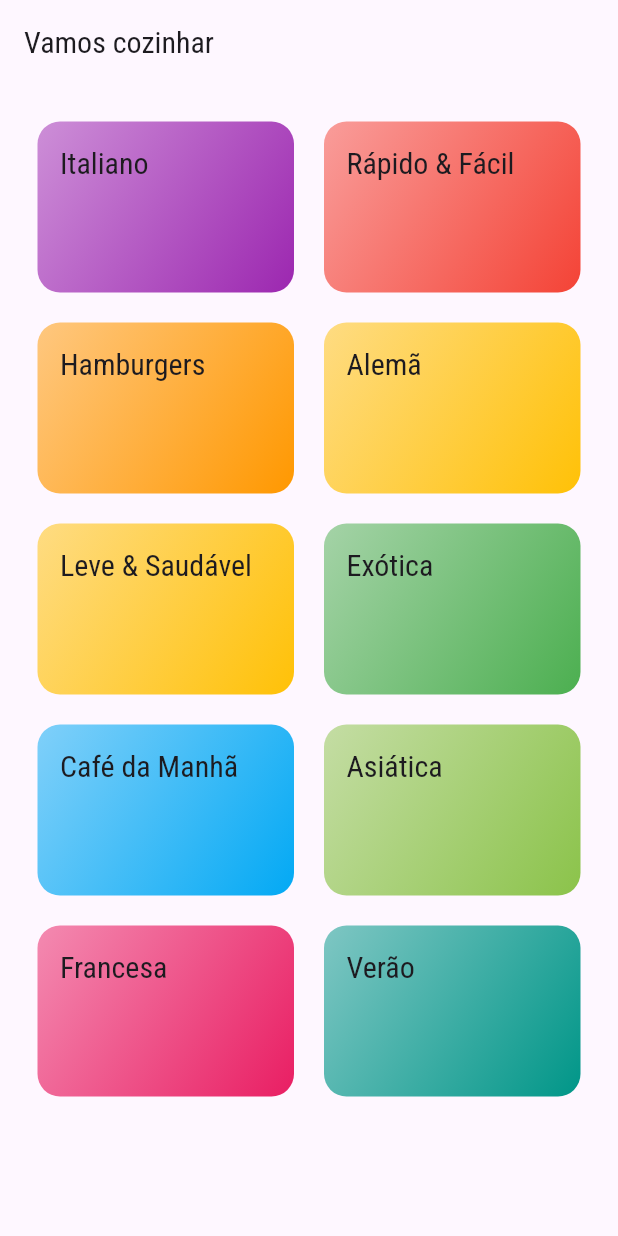
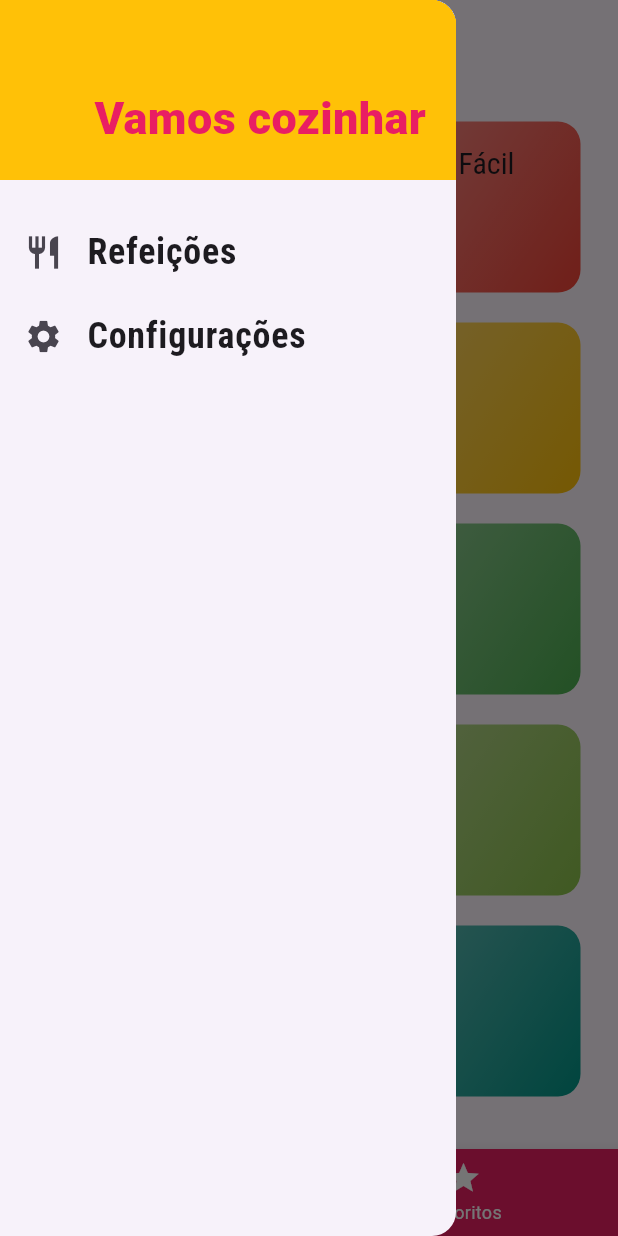
Before and after one commit to maiarakothe/meals, a Flutter app: the screen it shows after launch, with the side drawer open (before the commit the screen has no drawer), on a phone screen of 412 x 824 dp. Run offline on Flutter 3.47's test engine with Material 3 defaults, Android fonts, the phone set to English and light mode, and no system bars.

Commit message:
feat: menu

```diff
--- /dev/null
+++ b/lib/components/main_drawer.dart
@@ -0,0 +1,48 @@
+import 'package:flutter/material.dart';
+
+class MainDrawer extends StatelessWidget {
+  Widget _createItem(IconData icon, String label) {
+    return ListTile(
+      leading: Icon(
+        icon,
+        size: 26,
+      ),
+      title: Text(
+        label,
+        style: TextStyle(
+          fontFamily: 'RobotoCondensed',
+          fontSize: 24,
+          fontWeight: FontWeight.bold,
+        ),
+      ),
+    );
+  }
+
+  @override
+  Widget build(BuildContext context) {
+    return Drawer(
+      child: Column(
+        children: [
+          Container(
+            height: 120,
+            width: double.infinity,
+            padding: EdgeInsets.all(20),
+            color: Theme.of(context).hintColor,
+            alignment: Alignment.bottomRight,
+            child: Text(
+              'Vamos cozinhar',
+              style: TextStyle(
+                fontWeight: FontWeight.w900,
+                fontSize: 30,
+                color: Theme.of(context).primaryColor,
+              ),
+            ),
+          ),
+          SizedBox(height: 20),
+          _createItem(Icons.restaurant, 'Refeições'),
+          _createItem(Icons.settings, 'Configurações'),
+        ],
+      ),
+    );
+  }
+}
--- a/lib/main.dart
+++ b/lib/main.dart
@@ -2,6 +2,7 @@ import 'package:flutter/material.dart';
 import 'package:meals/screens/categories_meals_screen.dart';
 import 'package:meals/screens/categories_screen.dart';
 import 'package:meals/screens/meal_detail_screen.dart';
+import 'package:meals/screens/tabs_screen.dart';
 import 'package:meals/utils/app_routes.dart';
 
 
@@ -13,8 +14,8 @@ class MyApp extends StatelessWidget {
     return MaterialApp(
       title: 'DeliMeals',
       theme: ThemeData(
-        primarySwatch: Colors.pink,
-        primaryColor: Colors.amber,
+        primaryColor: Colors.pink,
+        hintColor: Colors.amber,
         fontFamily: 'Raleway',
         canvasColor: Color.fromRGBO(255, 254, 229, 1),
         textTheme: ThemeData.light().textTheme.copyWith(
@@ -25,7 +26,7 @@ class MyApp extends StatelessWidget {
         ),
       ),
       routes: {
-        AppRoutes.HOME : (ctx) => CategoriesScreen(),
+        AppRoutes.HOME : (ctx) => TabsScreen(),
         AppRoutes.CATEGORIES_MEALS : (ctx) => CategoriesMealsScreen(),
         AppRoutes.MEAL_DETAIL : (ctx) => MealDetailScreen(),
       },
--- a/lib/screens/categories_screen.dart
+++ b/lib/screens/categories_screen.dart
@@ -5,11 +5,7 @@ import 'package:meals/data/dummy_data.dart';
 class CategoriesScreen extends StatelessWidget {
   @override
   Widget build(BuildContext context) {
-    return Scaffold(
-      appBar: AppBar(
-        title: Text('Vamos cozinhar'),
-      ),
-      body: GridView(
+    return GridView(
         padding: const EdgeInsets.all(25),
         gridDelegate: SliverGridDelegateWithMaxCrossAxisExtent(
           maxCrossAxisExtent: 200,
@@ -20,7 +16,6 @@ class CategoriesScreen extends StatelessWidget {
         children: DUMMY_CATEGORIES.map((cat) {
           return CategoryItem(cat);
         }).toList(),
-      ),
     );
   }
 }
--- /dev/null
+++ b/lib/screens/favorite_sreen.dart
@@ -0,0 +1,12 @@
+import 'package:flutter/material.dart';
+
+class FavoriteSreen extends StatelessWidget {
+  const FavoriteSreen({super.key});
+
+  @override
+  Widget build(BuildContext context) {
+    return Center(
+
+    );
+  }
+}
--- /dev/null
+++ b/lib/screens/tabs_screen.dart
@@ -0,0 +1,50 @@
+import 'package:flutter/material.dart';
+import 'package:meals/components/main_drawer.dart';
+import 'package:meals/screens/categories_screen.dart';
+import 'package:meals/screens/favorite_sreen.dart';
+
+class TabsScreen extends StatefulWidget {
+  const TabsScreen({super.key});
+
+  @override
+  State<TabsScreen> createState() => _TabsScreenState();
+}
+
+class _TabsScreenState extends State<TabsScreen> {
+  int _selectedScreenIndex = 0;
+  final List<Map<String, Object>> _screens = [
+    {'title': 'Lista de Categorias', 'screen': CategoriesScreen()},
+    {'title': 'Meus Favoritos', 'screen': FavoriteSreen()},
+  ];
+
+  _selectScreen(int index) {
+    setState(() {
+      _selectedScreenIndex = index;
+    });
+  }
+
+  @override
+  Widget build(BuildContext context) {
+    return Scaffold(
+      appBar: AppBar(
+        title: Text(_screens[_selectedScreenIndex]['title'] as String),
+      ),
+      drawer: MainDrawer(),
+      body: _screens[_selectedScreenIndex]['screen'] as Widget,
+      bottomNavigationBar: BottomNavigationBar(
+        onTap: _selectScreen,
+        backgroundColor: Theme.of(context).primaryColor,
+        unselectedItemColor: Colors.white,
+        selectedItemColor: Theme.of(context).hintColor,
+        currentIndex: _selectedScreenIndex,
+        items: [
+          BottomNavigationBarItem(
+            icon: Icon(Icons.category),
+            label: 'Categorias',
+          ),
+          BottomNavigationBarItem(icon: Icon(Icons.star), label: 'Favoritos'),
+        ],
+      ),
+    );
+  }
+}
```
